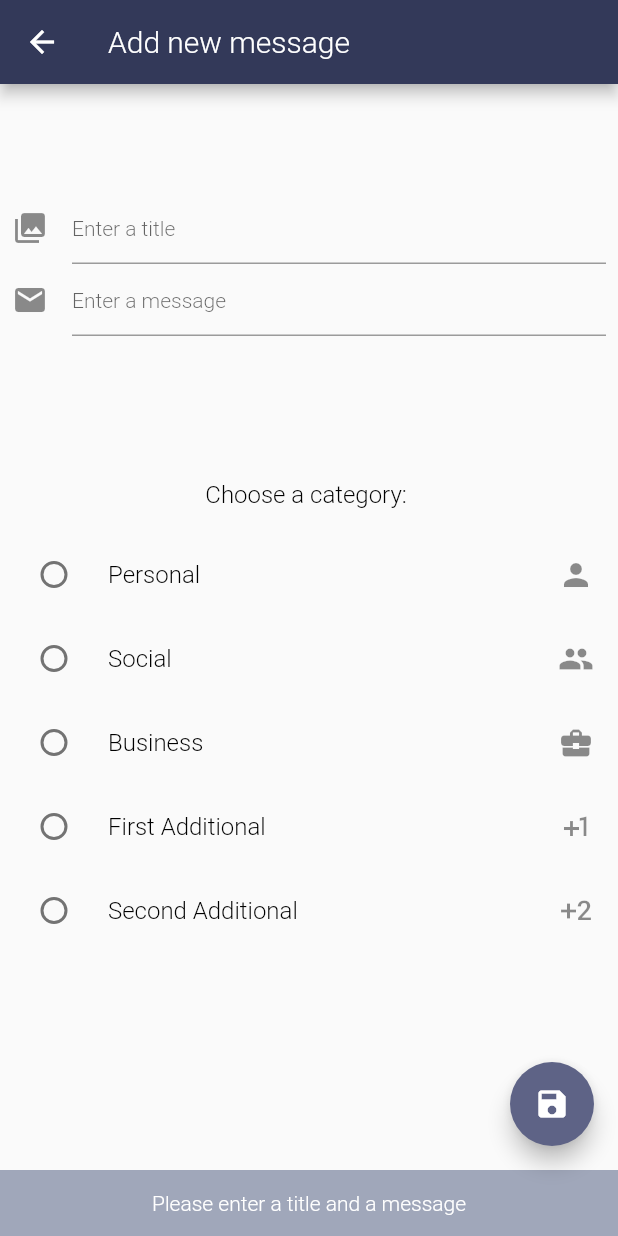
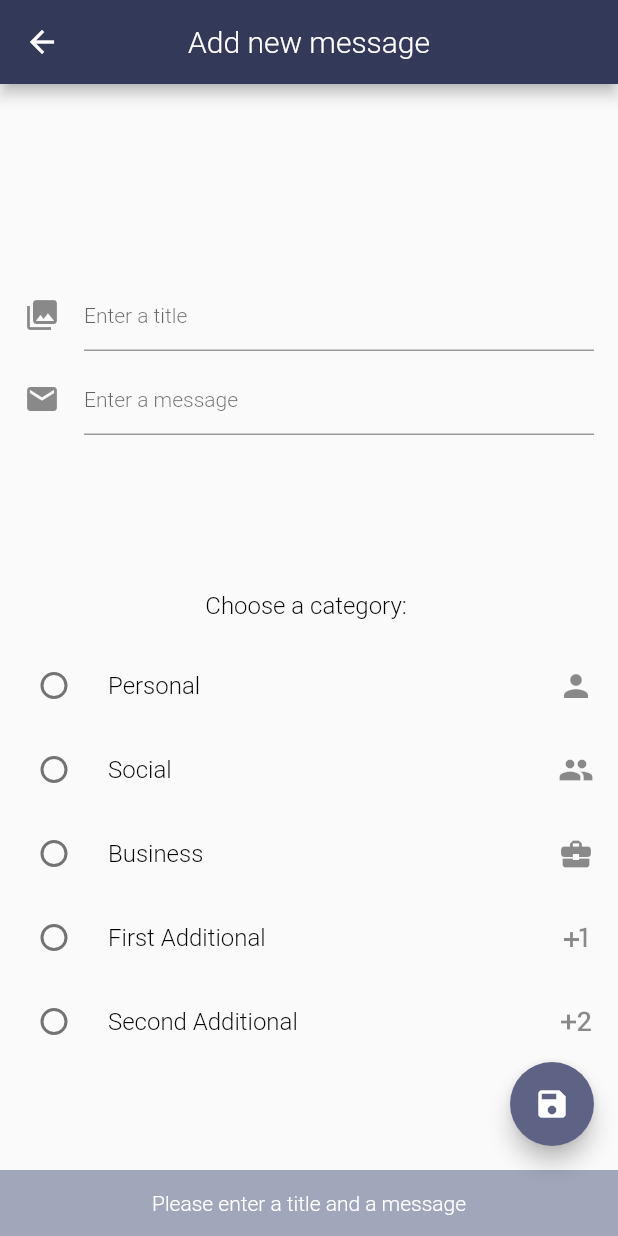
Before and after one commit to ashtonjonesdev/reply_flutter, a Flutter app: the AddNewMessage screen opened by its route, after a tap on the "save" icon, on a phone screen of 412 x 824 dp. Run offline on Flutter 3.47's test engine with Material 2 defaults, Android fonts, the light colour scheme and no system bars; our stand-ins replace cloud_firestore, firebase_auth, flutter_local_notifications, flutter_speed_dial, google_sign_in, rxdart and 2 more; missing offline and left inert: material_about; accounts and stored records are empty.

Commit message:
Fixed UI bugs with components having 'renderflex' error: needed to wrap some Column widgets in a SingleChildScrollView
Improved UI styling

```diff
--- a/lib/core/services/AuthService.dart
+++ b/lib/core/services/AuthService.dart
@@ -63,6 +63,8 @@ class AuthService with ChangeNotifier {
 
     print('new display name: ${updatedUser.displayName}');
 
+    notifyListeners();
+
     // Return FirebaseUser with updated information (setting the display name using their first and last name)
     return updatedUser;
   }
@@ -95,6 +97,8 @@ class AuthService with ChangeNotifier {
     print('Successfully signed in user with Google Provider');
     print('Name: ${user.displayName} | uID: ${user.uid}');
 
+    notifyListeners();
+
     return user;
   }
 }
--- a/lib/ui/screens/about_developer.dart
+++ b/lib/ui/screens/about_developer.dart
@@ -11,6 +11,7 @@ class AboutDeveloper extends StatelessWidget {
     return Scaffold(
       appBar: AppBar(
         title: Text('About Developer'),
+        centerTitle: true,
       ),
       body: MaterialAbout(
         banner: Padding(
--- a/lib/ui/screens/add_new_message.dart
+++ b/lib/ui/screens/add_new_message.dart
@@ -45,12 +45,14 @@ class _AddNewMessageState extends State<AddNewMessage> {
       key: _scaffoldKeyAddNewMessage,
       appBar: AppBar(
         title: Text('Add new message'),
+        centerTitle: true,
       ),
-      body: Column(
+      body: SingleChildScrollView(
+        child: Column(
           crossAxisAlignment: CrossAxisAlignment.center,
           children: <Widget>[
             Padding(
-            padding: const EdgeInsets.fromLTRB(8, 72, 8, 0),
+              padding: EdgeInsets.fromLTRB(16, 130, 16, 8),
               child: TextField(
                 style: Theme.of(context).textTheme.bodyText2,
                 decoration: InputDecoration(
@@ -61,7 +63,7 @@ class _AddNewMessageState extends State<AddNewMessage> {
               ),
             ),
             Padding(
-            padding: const EdgeInsets.fromLTRB(8, 0, 8, 0),
+              padding: EdgeInsets.fromLTRB(16, 0, 16, 8),
               child: TextField(
                 style: Theme.of(context).textTheme.bodyText2,
                 decoration: InputDecoration(
@@ -80,6 +82,7 @@ class _AddNewMessageState extends State<AddNewMessage> {
               child: Column(
                 children: <Widget>[
                   RadioListTile(
+                    activeColor: kPrimaryColorLight,
                     secondary: Icon(Icons.person),
                     title: Text('Personal', style: Theme.of(context).textTheme.bodyText1),
                     value: MessageCategory.Personal,
@@ -91,6 +94,7 @@ class _AddNewMessageState extends State<AddNewMessage> {
                     },
                   ),
                   RadioListTile(
+                    activeColor: kPrimaryColorLight,
                     secondary: Icon(Icons.group),
                     title: Text('Social', style: Theme.of(context).textTheme.bodyText1),
                     value: MessageCategory.Social,
@@ -102,6 +106,7 @@ class _AddNewMessageState extends State<AddNewMessage> {
                     },
                   ),
                   RadioListTile(
+                    activeColor: kPrimaryColorLight,
                     secondary: Icon(Icons.business_center),
                     title: Text('Business', style: Theme.of(context).textTheme.bodyText1),
                     value: MessageCategory.Business,
@@ -113,6 +118,7 @@ class _AddNewMessageState extends State<AddNewMessage> {
                     },
                   ),
                   RadioListTile(
+                    activeColor: kPrimaryColorLight,
                     secondary: Icon(Icons.plus_one),
                     title: Text('First Additional', style: Theme.of(context).textTheme.bodyText1),
                     value: MessageCategory.FirstAdditional,
@@ -124,6 +130,7 @@ class _AddNewMessageState extends State<AddNewMessage> {
                     },
                   ),
                   RadioListTile(
+                    activeColor: kPrimaryColorLight,
                     secondary: Icon(Icons.exposure_plus_2),
                     title: Text('Second Additional', style: Theme.of(context).textTheme.bodyText1),
                     value: MessageCategory.SecondAdditional,
@@ -138,6 +145,7 @@ class _AddNewMessageState extends State<AddNewMessage> {
               ),
             )
           ],
+        ),
       ),
       floatingActionButton: FloatingActionButton(
         backgroundColor: kPrimaryColorLight,
@@ -155,7 +163,15 @@ class _AddNewMessageState extends State<AddNewMessage> {
     if (cardMessageTitleTextController.text.isEmpty || cardMessageMessageTextController.text.isEmpty) {
       print('User did not enter a title or a message');
       final SnackBar snackBar = SnackBar(content: Text('Please enter a title and a message', textAlign: TextAlign.center,
-      ),backgroundColor: kPrimaryColor200,elevation: 8,duration: Duration(milliseconds: 3000));
+      ),backgroundColor: kPrimaryColor200, elevation: 8,duration: Duration(milliseconds: 3000));
+      _scaffoldKeyAddNewMessage.currentState.showSnackBar(snackBar);
+      return;
+    }
+
+    if(selectedValue == null) {
+      print('User did not select a message category');
+      final SnackBar snackBar = SnackBar(content: Text('Please select a message category', textAlign: TextAlign.center,
+      ),backgroundColor: kPrimaryColor200, elevation: 8,duration: Duration(milliseconds: 3000));
       _scaffoldKeyAddNewMessage.currentState.showSnackBar(snackBar);
       return;
     }
--- a/lib/ui/screens/edit_message.dart
+++ b/lib/ui/screens/edit_message.dart
@@ -69,12 +69,13 @@ class _EditMessageState extends State<EditMessage> {
       key: _scaffoldKeyEditMessage,
       appBar: AppBar(
         title: Text('Edit message'),
+        centerTitle: true,
       ),
       body: Column(
         crossAxisAlignment: CrossAxisAlignment.center,
         children: <Widget>[
           Padding(
-            padding: const EdgeInsets.fromLTRB(8, 32, 8, 0),
+            padding: EdgeInsets.fromLTRB(16, 130, 16, 8),
             child: TextField(
               onChanged: (text) {
                 _newMessageCardTitle = text;
@@ -88,7 +89,7 @@ class _EditMessageState extends State<EditMessage> {
             ),
           ),
           Padding(
-            padding: const EdgeInsets.fromLTRB(8, 0, 8, 0),
+            padding: EdgeInsets.fromLTRB(16, 0, 16, 8),
             child: TextField(
               controller: cardMessageMessageTextController,
               onChanged: (text) {
--- a/lib/ui/screens/home.dart
+++ b/lib/ui/screens/home.dart
@@ -310,7 +310,7 @@ class _HomeState extends State<Home> with SingleTickerProviderStateMixin {
           bottom: TabBar(
             tabs: _tabs,
             controller: _tabController,
-            indicatorColor: kPrimaryColor,
+            indicatorColor: kSurfaceColor,
           )),
       body: TabBarView(
         controller: _tabController,
--- a/lib/ui/screens/introduction.dart
+++ b/lib/ui/screens/introduction.dart
@@ -10,6 +10,8 @@ class Introduction extends StatelessWidget {
     return Scaffold(
       appBar: AppBar(
         backgroundColor: kPrimaryColor,
+        title: Text('Introduction'),
+        centerTitle: true,
       ),
       body: Column(
         mainAxisAlignment: MainAxisAlignment.spaceBetween,
@@ -32,7 +34,7 @@ class Introduction extends StatelessWidget {
               style: Theme.of(context)
                   .textTheme
                   .bodyText1
-                  .copyWith(color: kPrimaryColorLight),
+                  .copyWith( fontWeight: FontWeight.w900),
               textAlign: TextAlign.center,
             ),
           ),
@@ -58,7 +60,7 @@ class Introduction extends StatelessWidget {
             padding: const EdgeInsets.fromLTRB(8, 0, 8, 32),
             child: MaterialButton(
               minWidth: double.infinity,
-              color: kPrimaryColorDark,
+              color: kPrimaryColorLight,
               shape: RoundedRectangleBorder(
                 borderRadius: BorderRadius.circular(16),
               ),
```
Also changed, not shown: lib/ui/screens/register.dart (+7 -5 lines), lib/ui/screens/reply_later.dart (+12 -8 lines), lib/ui/screens/signin.dart (+6 -3 lines), lib/ui/screens/welcome.dart (+4 -3 lines). Lines whose indentation alone changed are shown as unchanged.
